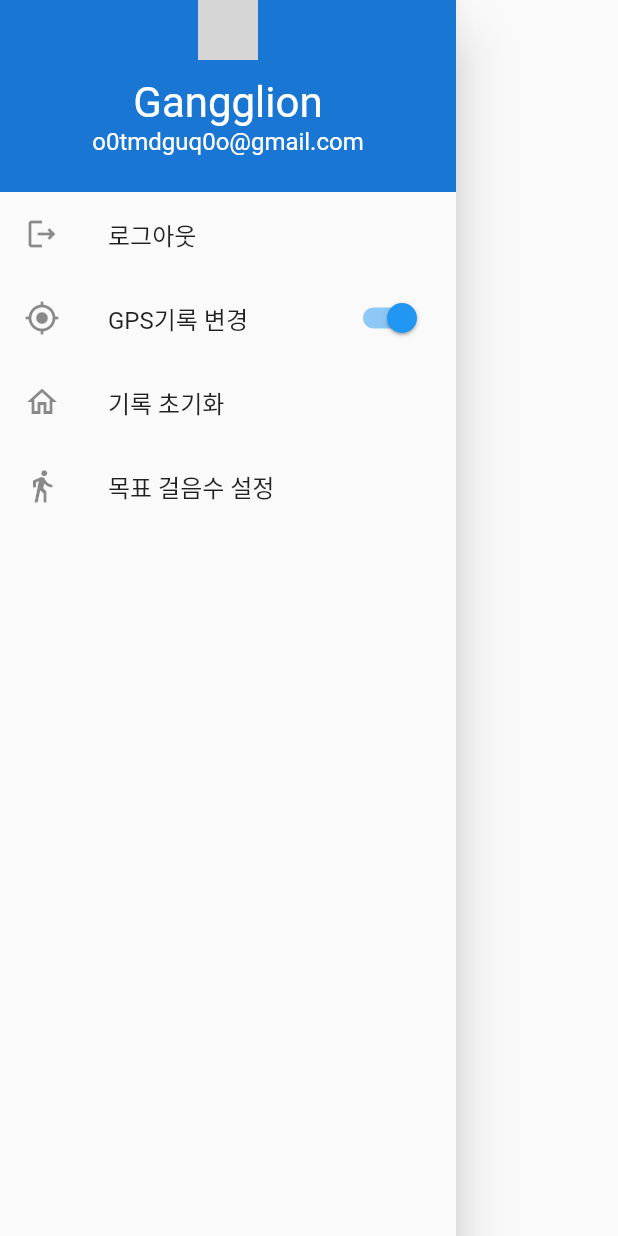
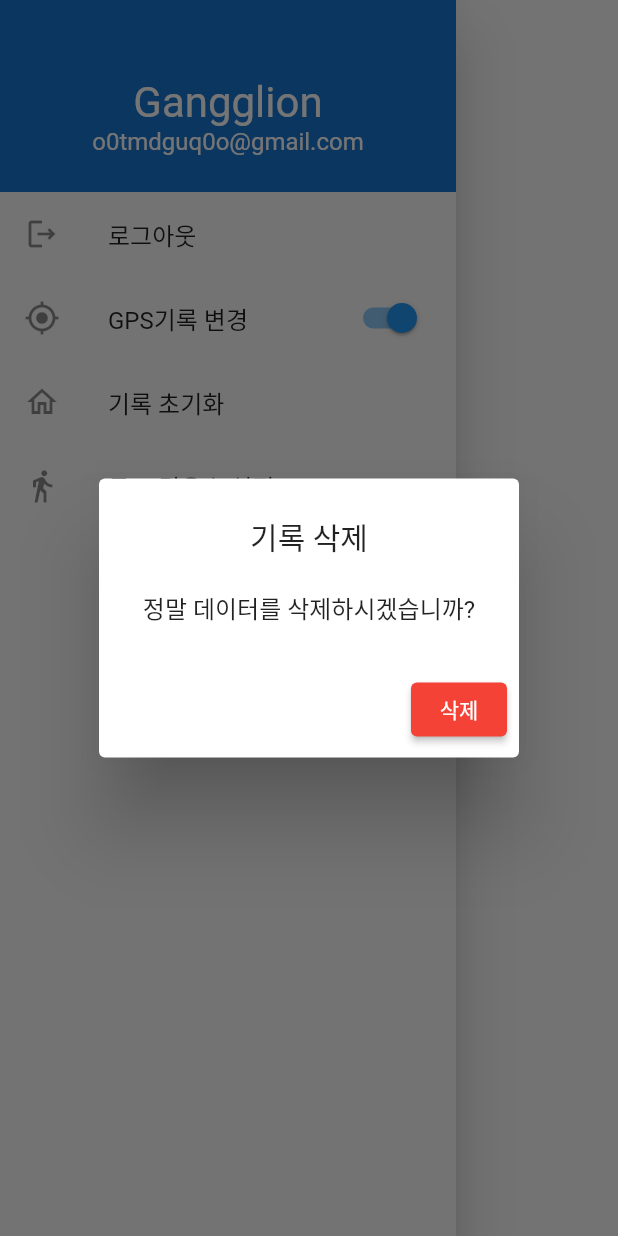
Before and after one commit to Gangglion/WalkingApp, a Flutter app: the NavigationDrawer widget shown alone on an empty page, opened directly, after a tap on "기록 초기화", on a phone screen of 412 x 824 dp. Run offline on Flutter 3.47's test engine with Material 2 defaults, Android fonts, the light colour scheme and no system bars; our stand-ins replace firebase_auth, firebase_core, geolocator, google_maps_flutter, google_sign_in, numberpicker and 3 more; missing offline and left inert: flutter_naver_login, health; accounts and stored records are empty; network calls fail; grey boxes are pictures that could not be loaded.

Commit message:
commit : db삭제 기능 추가, 위치접근 권한 추가(맥환경에서 테스트필요)

```diff
--- a/flutter_workingapp/lib/class/datebaseHelper_class.dart
+++ b/flutter_workingapp/lib/class/datebaseHelper_class.dart
@@ -39,4 +39,9 @@ class DatabaseHelper {
     Database db = await instance.database;
     return await db.insert('Walk', stepValue.toMap());
   }
+
+  Future<void> delete() async {
+    Database db = await instance.database;
+    await db.delete('Walk');
+  }
 }
--- a/flutter_workingapp/lib/widget/navigation_drawer.dart
+++ b/flutter_workingapp/lib/widget/navigation_drawer.dart
@@ -1,5 +1,7 @@
 import 'package:flutter/material.dart';
 import 'package:flutter_workingapp/widget/setwalk_picker.dart';
+
+import '../class/datebaseHelper_class.dart';
 
 class NavigationDrawer extends StatefulWidget {
   const NavigationDrawer({super.key});
@@ -56,7 +58,31 @@ class _NavigationDrawerState extends State<NavigationDrawer> {
         ListTile(
           leading: const Icon(Icons.home_outlined),
           title: const Text('기록 초기화'),
-          onTap: () {},
+          onTap: () {
+            showDialog(
+                context: context,
+                builder: (BuildContext context) {
+                  return AlertDialog(
+                    title: Column(
+                      children: const <Widget>[Text('기록 삭제')],
+                    ),
+                    content: Column(
+                      mainAxisSize: MainAxisSize.min,
+                      children: const <Widget>[Text('정말 데이터를 삭제하시겠습니까?')],
+                    ),
+                    actions: <Widget>[
+                      ElevatedButton(
+                        style: ElevatedButton.styleFrom(
+                            backgroundColor: Colors.red),
+                        child: const Text("삭제"),
+                        onPressed: () {
+                          DatabaseHelper.instance.delete();
+                        },
+                      ),
+                    ],
+                  );
+                });
+          },
         ),
         ListTile(
           leading: const Icon(Icons.directions_walk),
```
Also changed, not shown: flutter_workingapp/lib/pages/walk_page.dart (+89 -16 lines).
